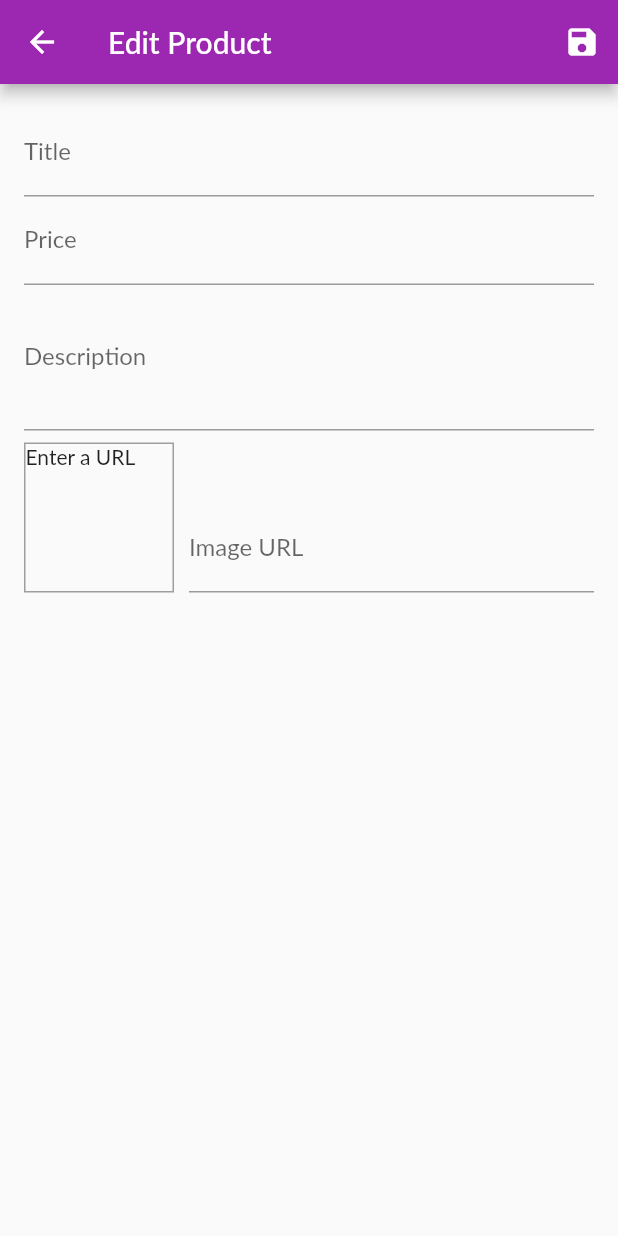
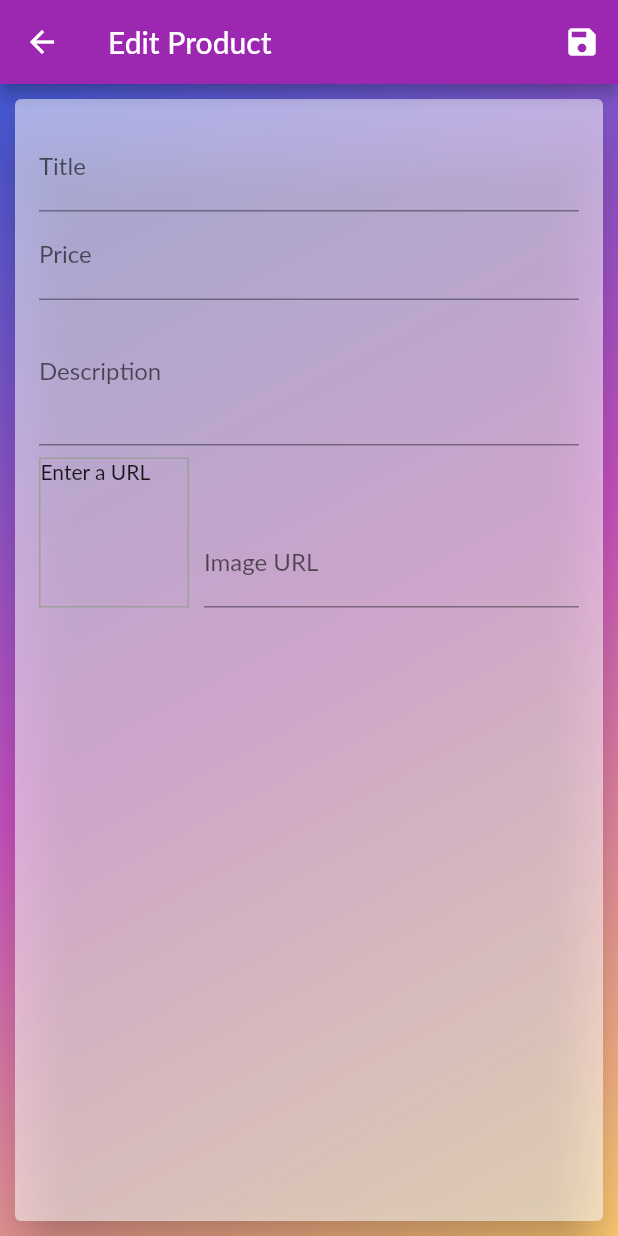
Before and after one commit to amitmaurya7374/Flutter-online-Shop, a Flutter app: the EditProductScreen screen opened by its route, on a phone screen of 412 x 824 dp. Run offline on Flutter 3.47's test engine with Material 2 defaults, Android fonts, the phone set to English and light mode, and no system bars; network calls fail; Roboto replaces fonts that are missing (Lato).

Commit message:
adde ui changes

```diff
--- a/lib/screens/cart_screen.dart
+++ b/lib/screens/cart_screen.dart
@@ -1,3 +1,4 @@
+import 'package:Online_shop/widgets/gradient.dart';
 import 'package:flutter/material.dart';
 import 'package:provider/provider.dart';
 
@@ -15,7 +16,8 @@ class CartScreen extends StatelessWidget {
       appBar: AppBar(
         title: Text('Your Cart'),
       ),
-      body: Column(
+      body: gradient(
+        child: Column(
           children: <Widget>[
             Card(
               margin: EdgeInsets.all(15),
@@ -69,6 +71,7 @@ class CartScreen extends StatelessWidget {
             )
           ],
         ),
+      ),
     );
   }
 }
--- a/lib/screens/edit_product_screen.dart
+++ b/lib/screens/edit_product_screen.dart
@@ -1,3 +1,4 @@
+import 'package:Online_shop/widgets/gradient.dart';
 import 'package:flutter/material.dart';
 import 'package:provider/provider.dart';
 
@@ -71,11 +72,8 @@ class _EditProductScreenState extends State<EditProductScreen> {
 
   void _updateImageUrl() {
     if (!_imageUrlFocusNode.hasFocus) {
-      if ((!_imageUrlController.text.startsWith('http') &&
-              !_imageUrlController.text.startsWith('https')) ||
-          (!_imageUrlController.text.endsWith('.png') &&
-              !_imageUrlController.text.endsWith('.jpg') &&
-              !_imageUrlController.text.endsWith('.jpeg'))) {
+      if ((!_imageUrlController.text.startsWith('http') ||
+          !_imageUrlController.text.startsWith('https'))) {
         return;
       }
       setState(() {});
@@ -109,7 +107,12 @@ class _EditProductScreenState extends State<EditProductScreen> {
           ),
         ],
       ),
-      body: Padding(
+      body: gradient(
+        child: Card(
+          elevation: 15.0,
+          margin: EdgeInsets.all(10.0),
+          color: Colors.white54,
+          child: Padding(
             padding: const EdgeInsets.all(16.0),
             child: Form(
               key: _form,
@@ -145,7 +148,8 @@ class _EditProductScreenState extends State<EditProductScreen> {
                     keyboardType: TextInputType.number,
                     focusNode: _priceFocusNode,
                     onFieldSubmitted: (_) {
-                  FocusScope.of(context).requestFocus(_descriptionFocusNode);
+                      FocusScope.of(context)
+                          .requestFocus(_descriptionFocusNode);
                     },
                     validator: (value) {
                       if (value.isEmpty) {
@@ -238,11 +242,7 @@ class _EditProductScreenState extends State<EditProductScreen> {
                                 !value.startsWith('https')) {
                               return 'Please enter a valid URL.';
                             }
-                        if (!value.endsWith('.png') &&
-                            !value.endsWith('.jpg') &&
-                            !value.endsWith('.jpeg')) {
-                          return 'Please enter a valid image URL.';
-                        }
+
                             return null;
                           },
                           onSaved: (value) {
@@ -263,6 +263,8 @@ class _EditProductScreenState extends State<EditProductScreen> {
               ),
             ),
           ),
+        ),
+      ),
     );
   }
 }
--- a/lib/screens/products_overview_screen.dart
+++ b/lib/screens/products_overview_screen.dart
@@ -1,3 +1,4 @@
+import 'package:Online_shop/widgets/gradient.dart';
 import 'package:flutter/material.dart';
 import 'package:provider/provider.dart';
 
@@ -67,7 +68,7 @@ class _ProductsOverviewScreenState extends State<ProductsOverviewScreen> {
         ],
       ),
       drawer: AppDrawer(),
-      body: ProductsGrid(_showOnlyFavorites),
+      body: gradient(child: ProductsGrid(_showOnlyFavorites)),
     );
   }
 }
--- a/lib/screens/user_products_screen.dart
+++ b/lib/screens/user_products_screen.dart
@@ -1,3 +1,4 @@
+import 'package:Online_shop/widgets/gradient.dart';
 import 'package:flutter/material.dart';
 import 'package:provider/provider.dart';
 
@@ -25,7 +26,8 @@ class UserProductsScreen extends StatelessWidget {
         ],
       ),
       drawer: AppDrawer(),
-      body: Padding(
+      body: gradient(
+        child: Padding(
           padding: EdgeInsets.all(8),
           child: ListView.builder(
             itemCount: productsData.items.length,
@@ -41,6 +43,7 @@ class UserProductsScreen extends StatelessWidget {
             ),
           ),
         ),
+      ),
     );
   }
 }
--- /dev/null
+++ b/lib/widgets/gradient.dart
@@ -0,0 +1,14 @@
+import 'package:flutter/material.dart';
+
+Container gradient({Widget child}) {
+  return Container(
+    decoration: BoxDecoration(
+      gradient: LinearGradient(
+        colors: [Color(0xff4158D0), Color(0xffC850C0), Color(0xffFFCC70)],
+        begin: Alignment.topLeft,
+        end: Alignment.bottomRight,
+      ),
+    ),
+    child: child,
+  );
+}
--- a/pubspec.yaml
+++ b/pubspec.yaml
@@ -30,6 +30,7 @@ dependencies:
   cupertino_icons: ^0.1.3
   provider: ^4.3.2
   intl: ^0.16.1
+  http: ^0.12.2
 dev_dependencies:
   flutter_test:
     sdk: flutter
```
Also changed, not shown: lib/main.dart (+6 -6 lines), lib/providers/products.dart (+24 -1 lines), lib/screens/orders_screen.dart (+6 -3 lines), lib/screens/product_detail_screen.dart (+33 -16 lines), lib/widgets/products_grid.dart (+7 -0 lines), lib/widgets/user_product_item.dart (+20 -5 lines), pubspec.lock. Lines whose indentation alone changed are shown as unchanged.
